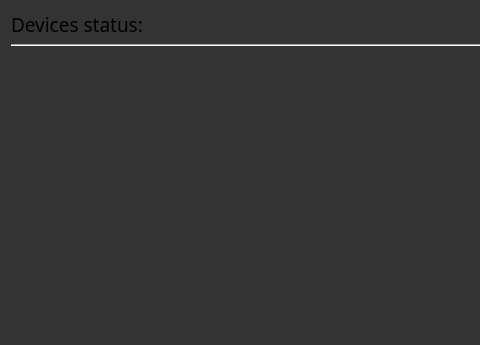
Before: the Qt Designer form multibench/widgets/groupstatusdialog.ui in IlyaZh/Maiman-MCBS, drawn with Qt 5; both pictures show x 0 to 480 and y 0 to 345 of the 763 by 345 pixel window.
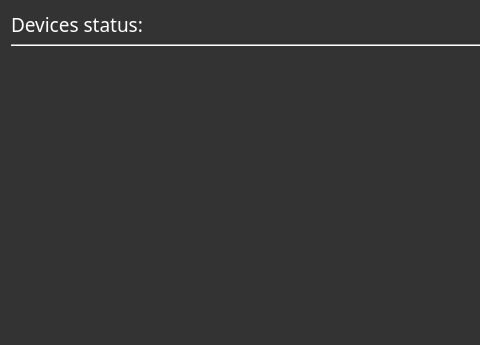
After: the same form once the commit is applied.

Patch:
```diff
--- a/multibench/widgets/groupstatusdialog.ui
+++ b/multibench/widgets/groupstatusdialog.ui
@@ -23,7 +23,7 @@
    <string notr="true">QDialog{
 	background: rgb(51,51,51);
 }
-QLabe {
+QLabel {
 	color: #fff;
 }
 
```
